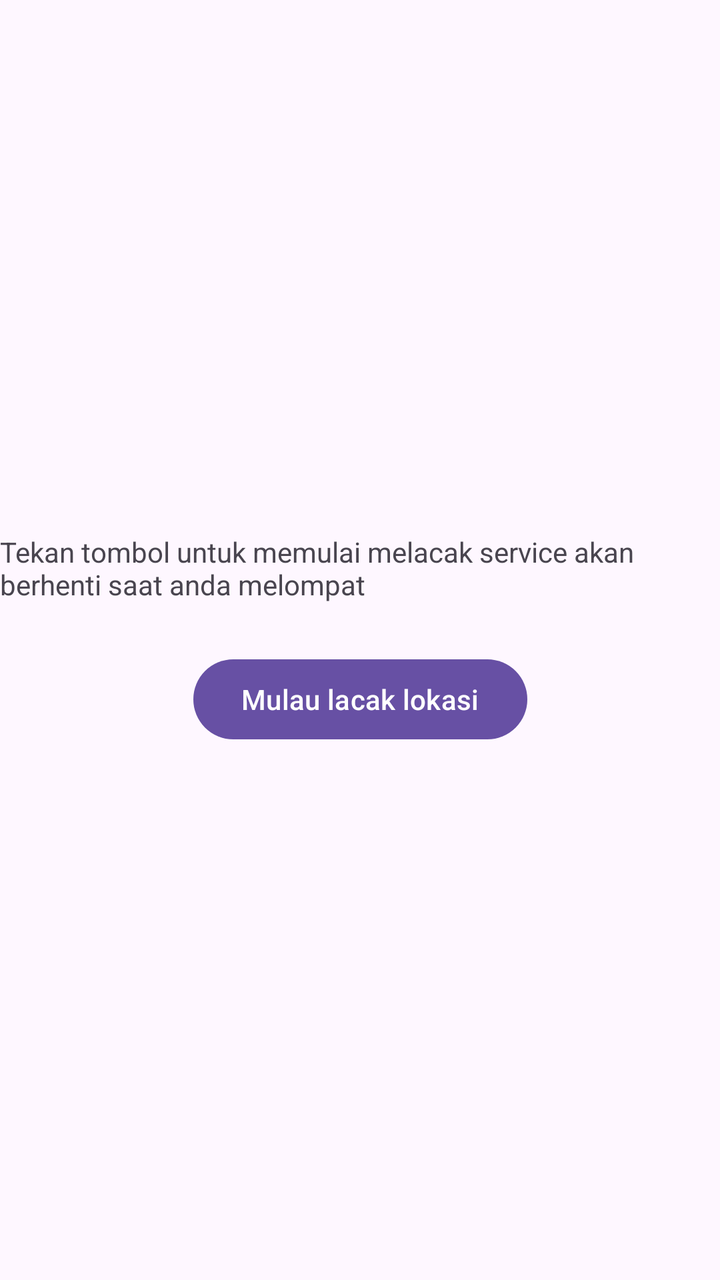
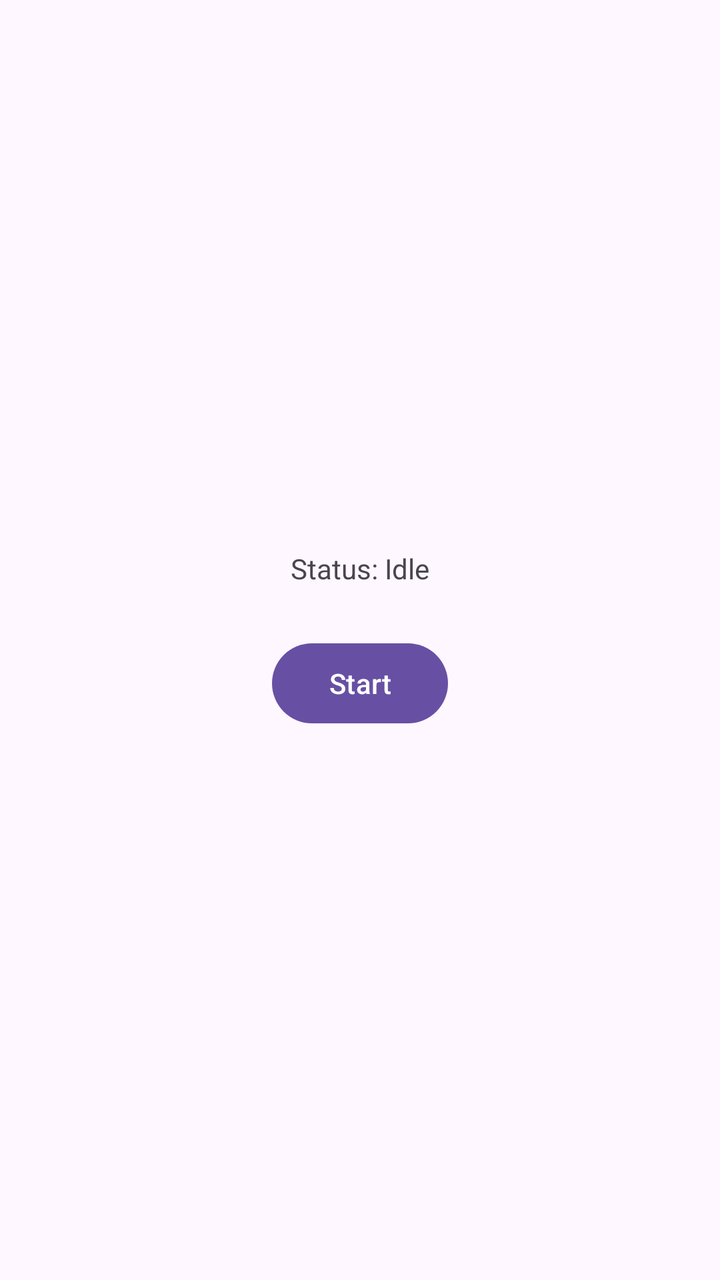

Before-and-after screenshots of an Android layout around one commit, followed by the original layout XML and the change that was made.
<!-- AndroidManifest.xml: application theme Theme.BackgroundServices -->
<!-- res/layout/activity_main.xml -->
<?xml version="1.0" encoding="utf-8"?>
<androidx.constraintlayout.widget.ConstraintLayout xmlns:android="http://schemas.android.com/apk/res/android"
    xmlns:app="http://schemas.android.com/apk/res-auto"
    xmlns:tools="http://schemas.android.com/tools"
    android:id="@+id/main"
    android:layout_width="match_parent"
    android:layout_height="match_parent"
    tools:context=".MainActivity">

    <TextView
        android:id="@+id/statusTextView"
        android:layout_width="wrap_content"
        android:layout_height="wrap_content"
        android:layout_marginBottom="24dp"
        android:text="Tekan tombol untuk memulai melacak service akan berhenti saat anda melompat"
        app:layout_constraintBottom_toTopOf="@+id/btnStart"
        app:layout_constraintEnd_toEndOf="parent"
        app:layout_constraintStart_toStartOf="parent"
        app:layout_constraintTop_toTopOf="parent"
        app:layout_constraintVertical_chainStyle="packed" />

    <Button
        android:id="@+id/btnStart"
        android:layout_width="wrap_content"
        android:layout_height="wrap_content"
        android:text="Mulau lacak lokasi"
        app:layout_constraintBottom_toBottomOf="parent"
        app:layout_constraintEnd_toEndOf="parent"
        app:layout_constraintStart_toStartOf="parent"
        app:layout_constraintTop_toBottomOf="@+id/statusTextView" />

</androidx.constraintlayout.widget.ConstraintLayout>
<!-- resources referenced by this layout -->
<resources>
  <style name="Theme.BackgroundServices" parent="Base.Theme.BackgroundServices" />
  <style name="Base.Theme.BackgroundServices" parent="Theme.Material3.DayNight.NoActionBar">
          
          
      </style>
</resources>

<!-- the commit's change to res/layout/activity_main.xml (unified diff, before → after) -->
@@ -12,7 +12,7 @@
         android:layout_width="wrap_content"
         android:layout_height="wrap_content"
         android:layout_marginBottom="24dp"
-        android:text="Tekan tombol untuk memulai melacak service akan berhenti saat anda melompat"
+        android:text="@string/status_idle"
         app:layout_constraintBottom_toTopOf="@+id/btnStart"
         app:layout_constraintEnd_toEndOf="parent"
         app:layout_constraintStart_toStartOf="parent"
@@ -23,7 +23,7 @@
         android:id="@+id/btnStart"
         android:layout_width="wrap_content"
         android:layout_height="wrap_content"
-        android:text="Mulau lacak lokasi"
+        android:text="@string/btn_start"
         app:layout_constraintBottom_toBottomOf="parent"
         app:layout_constraintEnd_toEndOf="parent"
         app:layout_constraintStart_toStartOf="parent"
<!-- resource entries referenced after the edit -->
@@ -1,5 +1,7 @@
 <!-- resources referenced by this layout -->
 <resources>
+  <string name="btn_start">Start</string>
+  <string name="status_idle">Status: Idle</string>
   <style name="Theme.BackgroundServices" parent="Base.Theme.BackgroundServices" />
   <style name="Base.Theme.BackgroundServices" parent="Theme.Material3.DayNight.NoActionBar">
           
